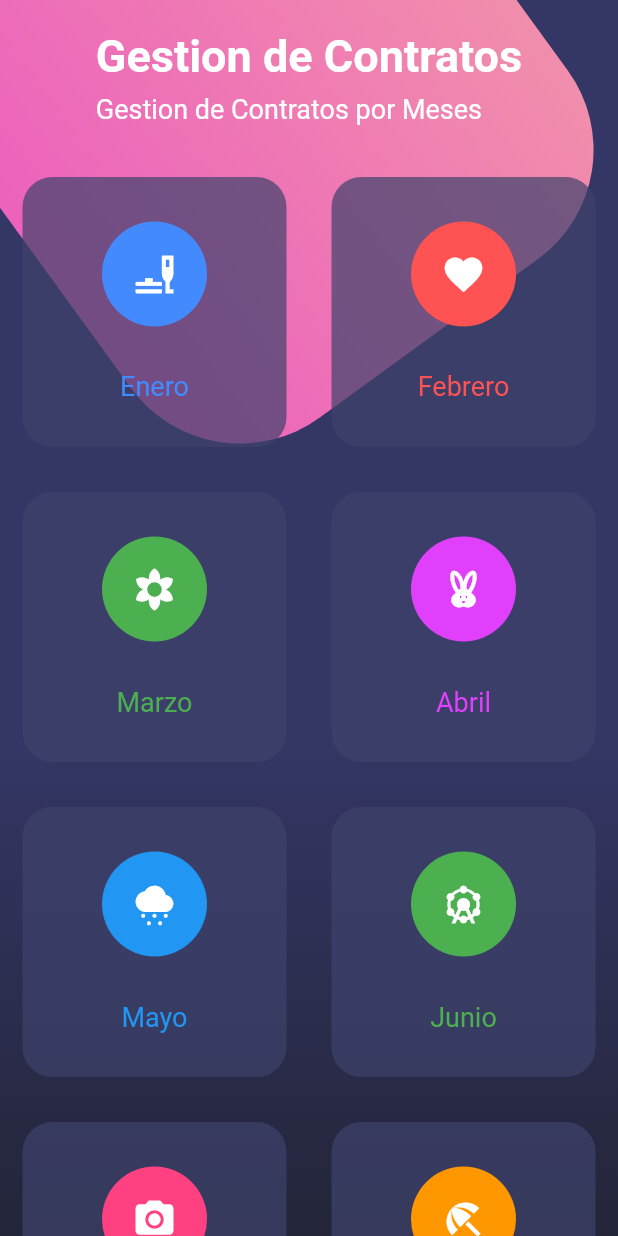
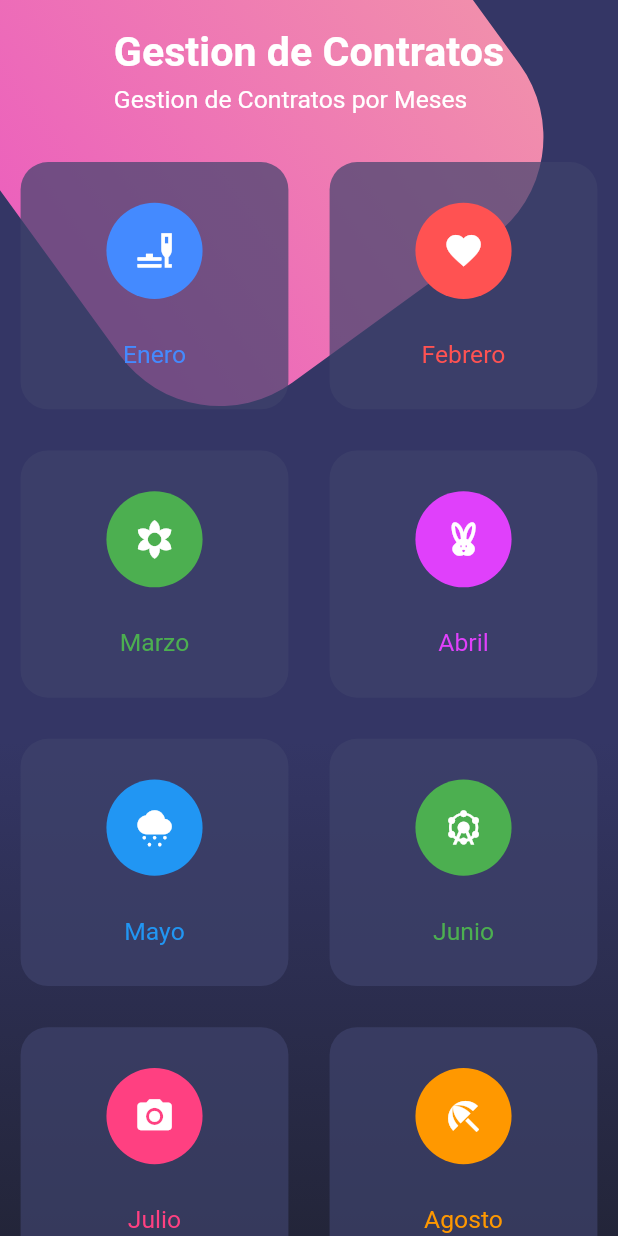
Before and after one commit to Wachu985/Gestion-Bufete-App, a Flutter app: the screen it shows after launch, on a phone screen of 412 x 824 dp. Run offline on Flutter 3.47's test engine with Material 2 defaults, Android fonts, the phone set to English and light mode, and no system bars; our stand-ins replace equatable, flutter_bloc, hive, responsive_framework; accounts and stored records are empty.

Commit message:
Updated responsive

```diff
--- a/lib/main.dart
+++ b/lib/main.dart
@@ -3,6 +3,7 @@ import 'package:flutter_bloc/flutter_bloc.dart';
 import 'package:gestion_bufete_app/src/bloc/contrato/contrato_bloc.dart';
 import 'package:gestion_bufete_app/src/screens/home_screen.dart';
 import 'package:gestion_bufete_app/src/services/db_service.dart';
+import 'package:responsive_framework/responsive_framework.dart';
 
 void main() async {
   WidgetsFlutterBinding.ensureInitialized();
@@ -15,16 +16,25 @@ class MyApp extends StatelessWidget {
 
   @override
   Widget build(BuildContext context) {
-    return MultiBlocProvider(
-      providers: [
-        BlocProvider(
-          create: (context) => ContratoBloc(),
-        )
-      ],
-      child: const MaterialApp(
+    return BlocProvider(
+      create: (context) => ContratoBloc(),
+      child: MaterialApp(
+        builder: (context, child) => ResponsiveWrapper.builder(
+            ClampingScrollWrapper.builder(context, child!),
+            maxWidth: 1200,
+            minWidth: 450,
+            defaultScale: true,
+            breakpoints: [
+              const ResponsiveBreakpoint.resize(450, name: MOBILE),
+              const ResponsiveBreakpoint.autoScale(800, name: TABLET),
+              const ResponsiveBreakpoint.autoScale(1000, name: TABLET),
+              const ResponsiveBreakpoint.resize(1200, name: DESKTOP),
+              const ResponsiveBreakpoint.autoScale(2460, name: "4K"),
+            ],
+            background: Container(color: const Color(0xFFF5F5F5))),
         debugShowCheckedModeBanner: false,
         title: 'Gestion Bufete',
-        home: HomeScreen(),
+        home: const HomeScreen(),
       ),
     );
   }
--- a/lib/src/screens/add_contrato_screen.dart
+++ b/lib/src/screens/add_contrato_screen.dart
@@ -124,7 +124,7 @@ class _ContratosForm extends StatelessWidget {
     return Container(
       padding: const EdgeInsets.symmetric(horizontal: 10.0, vertical: 15.0),
       width: size.width * 0.90,
-      height: (size.height < 450.0) ? size.height : size.height * 0.70,
+      height: 500.0,
       decoration: BoxDecoration(
         color: const Color.fromRGBO(255, 255, 255, 0.8),
         borderRadius: BorderRadius.circular(10.0),
--- a/pubspec.yaml
+++ b/pubspec.yaml
@@ -37,8 +37,10 @@ dependencies:
   hive: ^2.2.3
   hive_flutter: ^1.1.0
   path_provider: ^2.0.11
+  responsive_framework: ^0.2.0
 
 dev_dependencies:
+  build_runner: ^2.3.2
   flutter_launcher_icons: ^0.10.0
 
   # The "flutter_lints" package below contains a set of recommended lints to
@@ -47,10 +49,9 @@ dev_dependencies:
   # package. See that file for information about deactivating specific lint
   # rules and activating additional ones.
   flutter_lints: ^2.0.0
-  hive_generator: ^2.0.0
-  build_runner: ^2.3.2
   flutter_test:
     sdk: flutter
+  hive_generator: ^2.0.0
 
 flutter_icons:
   android: "launcher_icon"
```
Also changed, not shown: pubspec.lock.
